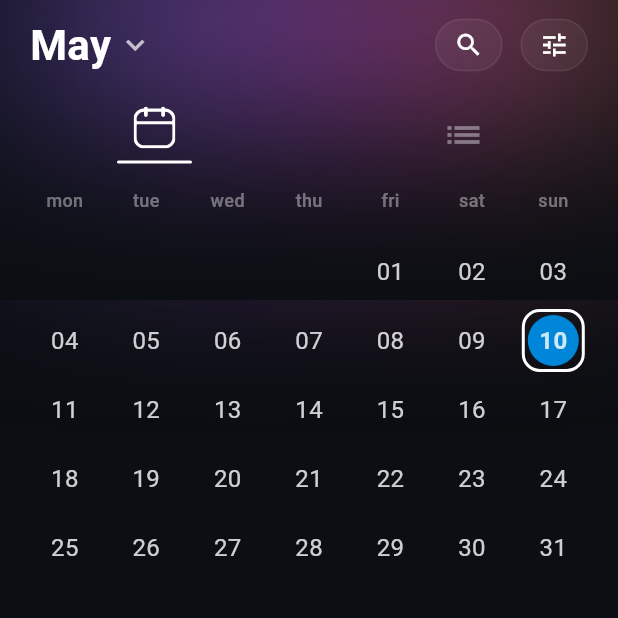
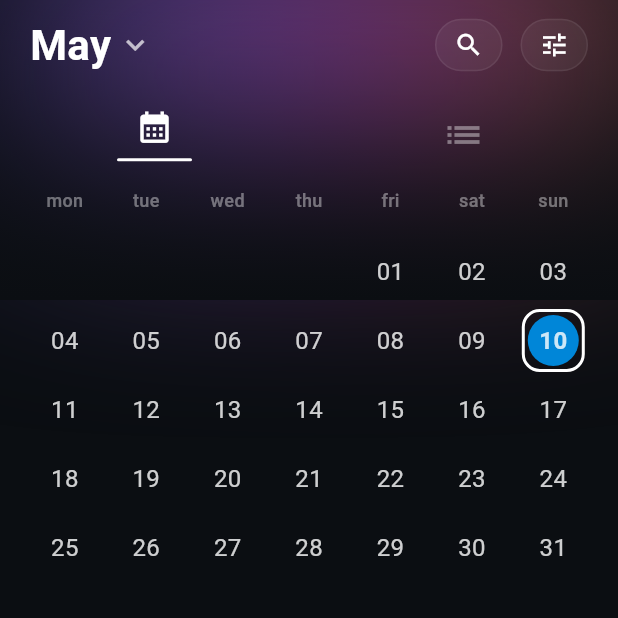
Before and after one commit to SiveCosa/bloom, a Flutter app: the screen it shows once a user with an empty profile is signed in, item 4 of the bottom bar chosen, on a phone screen of 412 x 824 dp, the top half of it. Run offline on Flutter 3.47's test engine with Material 3 defaults, Android fonts, the phone set to English and light mode, and no system bars; our stand-ins replace cloud_firestore, cloud_functions, firebase_auth, firebase_core, firebase_storage, flutter_image_compress and 8 more; missing offline and left inert: dart_geohash, firebase_app_check; accounts and stored records are empty; network calls fail.

Commit message:
Reset calendar on tab return; use material icon
Add navigation provider import and a _resetToToday helper that resets the displayed month, jumps the page controller, and updates the selected date. Listen to mainShellIndexProvider to trigger the reset when returning to the calendar tab. Replace the calendar SVG toggle with Icons.calendar_month and add a reusable size parameter to _buildToggleItem, applying it to both SvgPicture and Icon rendering.

```diff
--- a/lib/ui/calendar/calendar_screen.dart
+++ b/lib/ui/calendar/calendar_screen.dart
@@ -8,6 +8,7 @@ import '../shared/widgets/gradient_top_bar.dart';
 import '../../core/theme/app_theme.dart';
 import './widgets/month_year_picker_modal.dart';
 import '../shared/widgets/bloom_icon_button.dart';
+import '../../domain/navigation/navigation_providers.dart';
 
 class CalendarScreen extends ConsumerStatefulWidget {
   const CalendarScreen({super.key});
@@ -34,8 +35,29 @@ class _CalendarScreenState extends ConsumerState<CalendarScreen> {
     super.dispose();
   }
 
+  void _resetToToday() {
+    final now = DateTime.now();
+    setState(() {
+      _displayedMonth = DateTime(now.year, now.month, 1);
+    });
+
+    if (_pageController.hasClients) {
+      _pageController.jumpToPage(10000);
+    }
+
+    // Also reset the selected date to today
+    ref.read(selectedDateProvider.notifier).updateDate(now);
+  }
+
   @override
   Widget build(BuildContext context) {
+    // Listen for tab changes to reset the calendar when returning
+    ref.listen<int>(mainShellIndexProvider, (previous, next) {
+      if (next == 2 && previous != 2) {
+        _resetToToday();
+      }
+    });
+
     final selectedDate = ref.watch(selectedDateProvider);
     final scheduleAsync = ref.watch(scheduleStreamProvider);
 
@@ -226,8 +248,9 @@ class _CalendarScreenState extends ConsumerState<CalendarScreen> {
           Expanded(
             child: Center(
               child: _buildToggleItem(
-                iconPath: 'assets/icons/nav/calendar_line.svg',
+                icon: Icons.calendar_month,
                 isActive: true,
+                size: 25,
               ),
             ),
           ),
@@ -248,6 +271,7 @@ class _CalendarScreenState extends ConsumerState<CalendarScreen> {
     IconData? icon,
     String? iconPath,
     required bool isActive,
+    double size = 28,
   }) {
     return Column(
       mainAxisSize: MainAxisSize.min,
@@ -255,8 +279,8 @@ class _CalendarScreenState extends ConsumerState<CalendarScreen> {
         if (iconPath != null)
           SvgPicture.asset(
             iconPath,
-            width: 28,
-            height: 28,
+            width: size,
+            height: size,
             colorFilter: ColorFilter.mode(
               isActive ? Colors.white : Colors.white.withValues(alpha: 0.4),
               BlendMode.srcIn,
@@ -266,7 +290,7 @@ class _CalendarScreenState extends ConsumerState<CalendarScreen> {
           Icon(
             icon,
             color: isActive ? Colors.white : Colors.white.withValues(alpha: 0.4),
-            size: 28,
+            size: size,
           ),
         if (isActive) ...[
           const SizedBox(height: 8),
```
